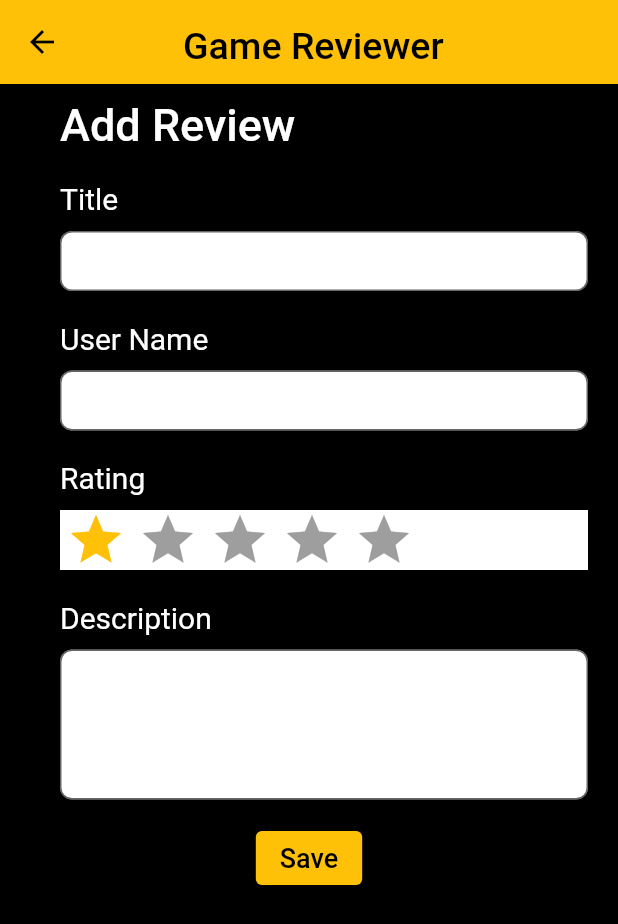
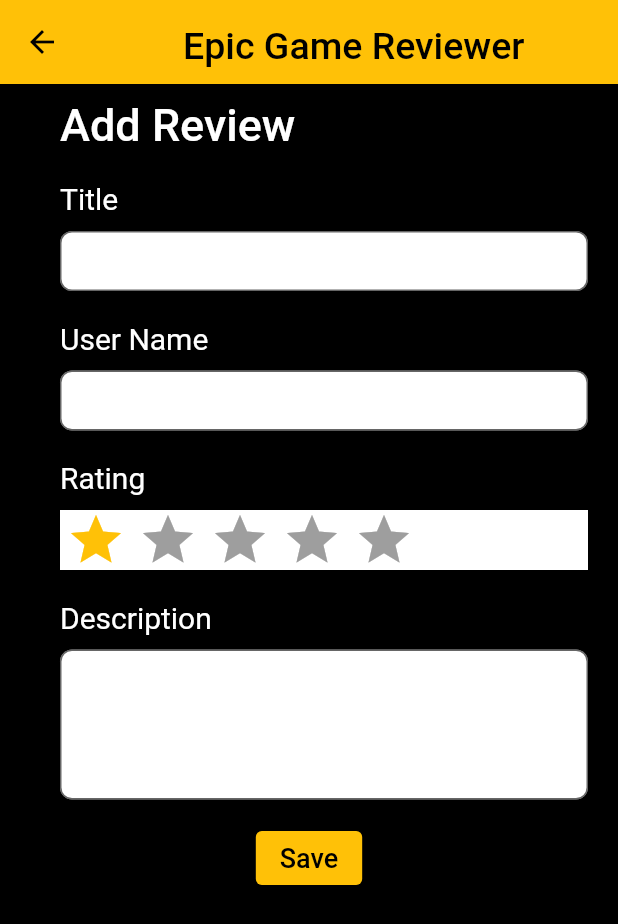
Before and after one commit to JeewHiddala/CTSE_game_reviewer_mobile_application-Epic_Games, a Flutter app: the AddReview screen opened directly, on a phone screen of 412 x 824 dp. Shown: the top 924 px of the screen. Run offline on Flutter 3.47's test engine with Material 2 defaults, Android fonts, the light colour scheme and no system bars; drawn by our look-alikes of flutter_rating_bar; our stand-ins replace animated_splash_screen, carousel_slider, cloud_firestore, datetime_picker_formfield, file_picker, firebase_core and 5 more; accounts and stored records are empty.

Commit message:
Fixed app bar

```diff
--- a/lib/main.dart
+++ b/lib/main.dart
@@ -2,7 +2,6 @@ import 'package:animated_splash_screen/animated_splash_screen.dart';
 import 'package:firebase_core/firebase_core.dart';
 import 'package:flutter/material.dart';
 import 'package:game_reviewer_application/home.dart';
-import 'package:game_reviewer_application/pages/review_list.dart';
 import 'collections/gamingEventsCollection.dart';
 import 'db/database_review.dart';
 
@@ -35,7 +34,7 @@ class MyApp extends StatelessWidget {
         ReviewDatabase.gameId = "6OCSUsjJ1qQ5qmNJKDOW";
         GamingEventsDatabase.userId = "uTodvKrEdM8glyifJD1K";
         return MaterialApp(
-          title: 'Game Reviewer',
+          title: 'Epic Game Reviewer',
           debugShowCheckedModeBanner: false,
           theme: ThemeData(
             primarySwatch: Colors.amber,
@@ -47,7 +46,7 @@ class MyApp extends StatelessWidget {
               splashTransition: SplashTransition.fadeTransition,
               // pageTransitionType: PageTransitionType.scale,
               backgroundColor: Colors.black,
-              nextScreen: ReviewList()),
+              nextScreen: Home()),
         );
       },
     );
--- a/lib/pages/add_review.dart
+++ b/lib/pages/add_review.dart
@@ -58,7 +58,7 @@ class _AddReviewState extends State<AddReview> {
         title: const Padding(
           padding: EdgeInsets.only(left: 50.0, top: 5.0),
           child: Text(
-            'Game Reviewer',
+            'Epic Game Reviewer',
             style: TextStyle(
               fontWeight: FontWeight.w500,
               fontSize: 25,
--- a/lib/pages/review_list.dart
+++ b/lib/pages/review_list.dart
@@ -116,7 +116,7 @@ class _ReviewListState extends State<ReviewList> {
         title: const Padding(
           padding: EdgeInsets.only(left: 50.0, top: 5.0),
           child: Text(
-            'Game Reviewer',
+            'Epic Game Reviewer',
             style: TextStyle(
               fontWeight: FontWeight.w500,
               fontSize: 25,
--- a/lib/pages/update_review.dart
+++ b/lib/pages/update_review.dart
@@ -72,7 +72,7 @@ class _EditReviewState extends State<EditReview> {
         title: const Padding(
           padding: EdgeInsets.only(left: 50.0, top: 5.0),
           child: Text(
-            'Game Reviewer',
+            'Epic Game Reviewer',
             style: TextStyle(
               fontWeight: FontWeight.w500,
               fontSize: 25,
--- a/lib/screens/gamingEventsScreens/app_bar.dart
+++ b/lib/screens/gamingEventsScreens/app_bar.dart
@@ -15,7 +15,7 @@ class AppBarTitle extends StatelessWidget {
       children: [
         const SizedBox(width: 8),
         const Text(
-          'Game Reviewer',
+          'Epic Game Reviewer',
           style: TextStyle(
             color: Colors.black,
             fontSize: 20,
--- a/lib/screens/news_screens/addNewNewsScreen.dart
+++ b/lib/screens/news_screens/addNewNewsScreen.dart
@@ -23,7 +23,7 @@ class NewsScreen extends StatelessWidget {
             title: const Padding(
               padding: EdgeInsets.only(left: 50.0, top: 5.0),
               child: Text(
-                'Epic Games',
+                'Epic Game Reviewer',
                 style: TextStyle(
                   fontWeight: FontWeight.w500,
                   color: Colors.black,
--- a/lib/screens/news_screens/edit_news_screen.dart
+++ b/lib/screens/news_screens/edit_news_screen.dart
@@ -98,7 +98,7 @@ class _EditNewsScreenState extends State<EditNewsScreen> {
               title: const Padding(
                 padding: EdgeInsets.only(left: 50.0, top: 5.0),
                 child: Text(
-                  'Epic Games',
+                  'Epic Game Reviewer',
                   style: TextStyle(
                     fontWeight: FontWeight.w500,
                     fontSize: 25,
--- a/lib/screens/news_screens/newsDetails.dart
+++ b/lib/screens/news_screens/newsDetails.dart
@@ -20,7 +20,7 @@ class _NewsDetailsState extends State<NewsDetails> {
           title: const Padding(
             padding: EdgeInsets.only(left: 50.0, top: 5.0),
             child: Text(
-              'Epic Games',
+              'Epic Game Reviewer',
               style: TextStyle(
                 fontWeight: FontWeight.w500,
                 fontSize: 25,
--- a/lib/screens/news_screens/newsList.dart
+++ b/lib/screens/news_screens/newsList.dart
@@ -28,7 +28,7 @@ class NewsList extends StatelessWidget {
           title: const Padding(
             padding: EdgeInsets.only(left: 50.0, top: 5.0),
             child: Text(
-              'Epic Games',
+              'Epic Game Reviewer',
               style: TextStyle(
                 fontWeight: FontWeight.w500,
                 fontSize: 25,
```
